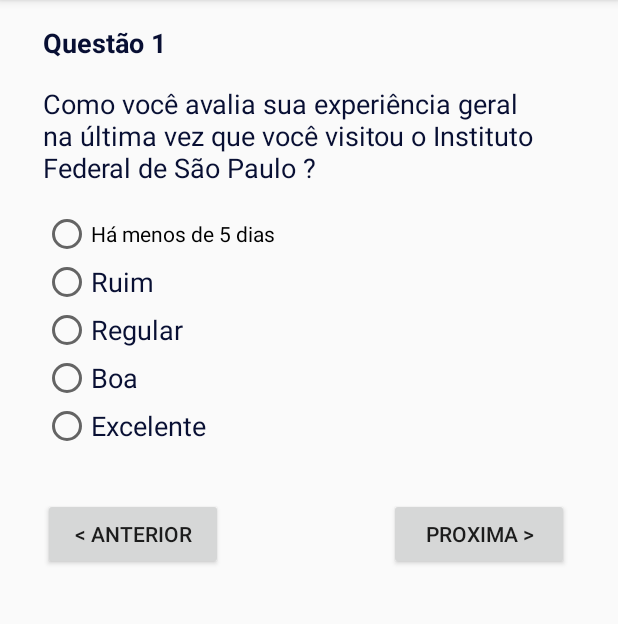
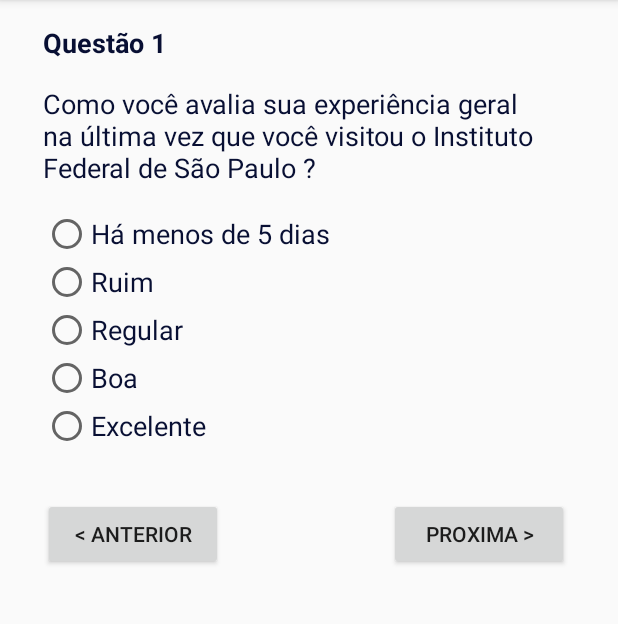
Before and after one commit to tbelem/tccifsp, an Android app: the AlternativaActivity screen opened directly, with no data from a screen before it, on a phone screen of 412 x 824 dp, the part 84-708 px from its top. Run offline under Robolectric (Android 15) with nearby library versions, the phone set to English and light mode, and no system bars; our stand-ins replace Firebase (no records; nobody signed in at launch, a user with empty details on screens opened directly).

Commit message:
Carregamento de alternativas com resposta atual e salvando respostas

```diff
--- a/app/src/main/AndroidManifest.xml
+++ b/app/src/main/AndroidManifest.xml
@@ -21,7 +21,9 @@
         </activity>
         <activity android:name=".Activity.HomeActivity" />
         <activity android:name=".Activity.UseActivity" />
-        <activity android:name=".Activity.AlternativaActivity" />
+        <activity
+            android:name=".Activity.AlternativaActivity"
+            android:theme="@style/Alternativa"/>
 
         <service android:name=".Service.NotificationService" />
 
--- a/app/src/main/res/layout/activity_alternativa.xml
+++ b/app/src/main/res/layout/activity_alternativa.xml
@@ -64,8 +64,6 @@
             android:layout_marginLeft="0dp"
             android:layout_marginRight="0dp"
             android:layout_marginTop="16dp"
-            android:textColor="@color/colorPrimaryDark"
-            android:textSize="@dimen/LabelSize"
             app:layout_constraintLeft_toLeftOf="@+id/guideline4"
             app:layout_constraintRight_toLeftOf="@+id/guideline7"
             app:layout_constraintTop_toBottomOf="@+id/txQuestao">
@@ -74,6 +72,8 @@
                 android:id="@+id/radioButton"
                 android:layout_width="match_parent"
                 android:layout_height="wrap_content"
+                android:textColor="@color/colorPrimaryDark"
+                android:textSize="@dimen/LabelSize"
                 android:text="Há menos de 5 dias" />
 
             <RadioButton
@@ -116,6 +116,7 @@
             android:layout_marginBottom="24dp"
             android:layout_marginStart="0dp"
             android:layout_marginTop="32dp"
+            android:onClick="alternativaAnterior"
             android:text="@string/btAnterior"
             app:layout_constraintLeft_toLeftOf="@+id/guideline4"
             app:layout_constraintTop_toBottomOf="@+id/rgAlternativas" />
@@ -127,6 +128,7 @@
             android:layout_marginBottom="24dp"
             android:layout_marginEnd="0dp"
             android:layout_marginTop="32dp"
+            android:onClick="proximaAlternativa"
             android:text="@string/btProxima"
             app:layout_constraintRight_toLeftOf="@+id/guideline7"
             app:layout_constraintTop_toBottomOf="@+id/rgAlternativas" />
--- a/app/src/main/res/values/styles.xml
+++ b/app/src/main/res/values/styles.xml
@@ -14,4 +14,16 @@
         <item name="windowActionBar">false</item>
     </style>
 
+    <style name="Alternativa" parent="AppTheme">
+        <!-- Customize your theme here. -->
+        <item name="android:radioButtonStyle">@style/AlternativaRadio</item>
+    </style>
+
+    <style name="AlternativaRadio" parent="@android:style/Widget.CompoundButton.RadioButton">
+        <item name="android:textSize">18sp</item>
+        <item name="android:textColor">@color/colorPrimaryDark</item>
+    </style>
+
+
+
 </resources>
```
Also changed, not shown: app/src/main/java/proj/ifsp/tcc1/Activity/AlternativaActivity.java (+109 -0 lines).
